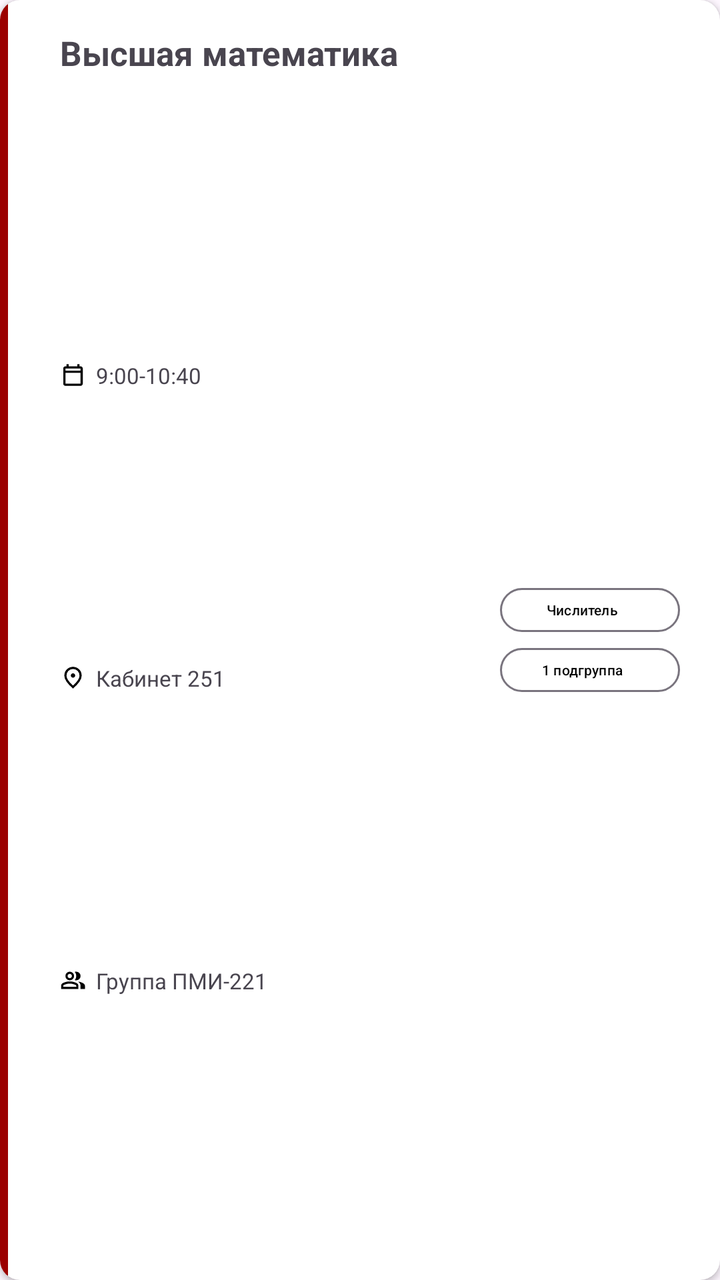
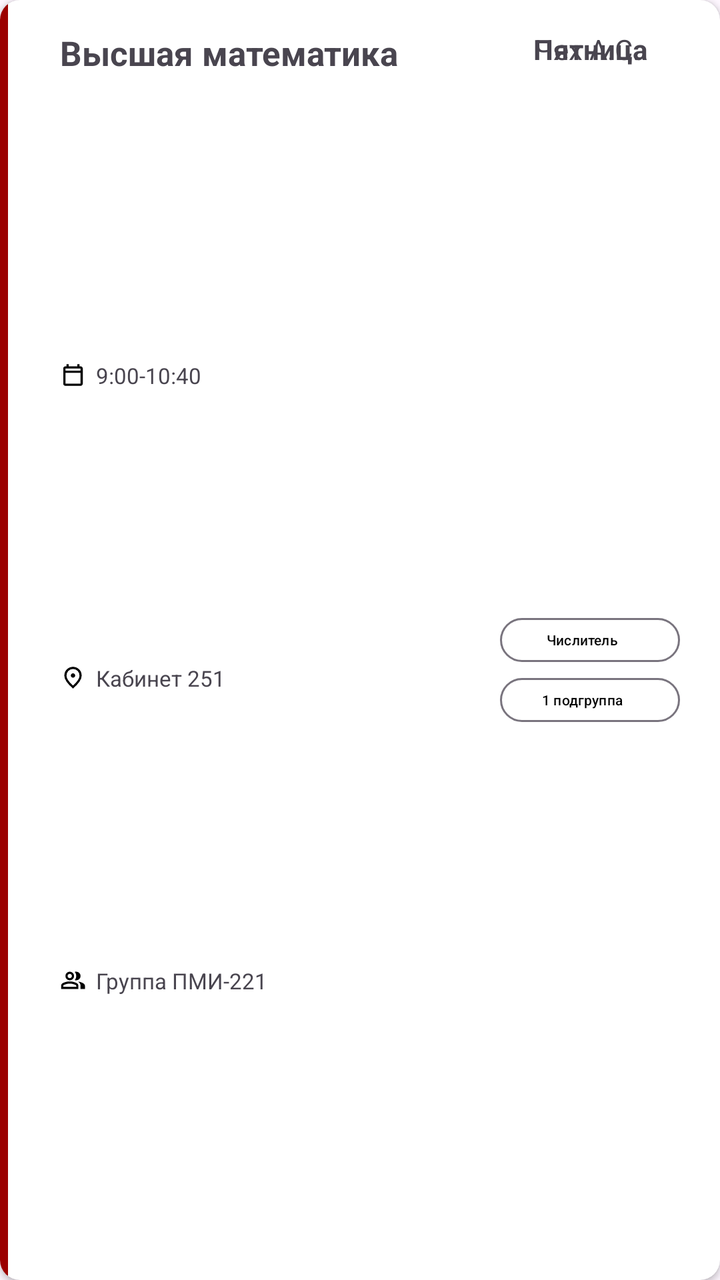

The first picture is an Android layout as it rendered before a commit; the second is the same layout after the commit. The layout source and the unified diff follow.
<!-- AndroidManifest.xml: application theme Theme.SKGA -->
<!-- res/layout/schedule_lesson_item.xml -->
<?xml version="1.0" encoding="utf-8"?>
<androidx.cardview.widget.CardView xmlns:android="http://schemas.android.com/apk/res/android"
    xmlns:app="http://schemas.android.com/apk/res-auto"
    android:id="@+id/nearestEventCV1"
    android:layout_width="match_parent"
    android:layout_height="wrap_content"
    android:layout_marginStart="20dp"
    android:layout_marginTop="5dp"
    android:layout_marginEnd="20dp"
    app:cardCornerRadius="10dp"
    app:layout_constraintTop_toBottomOf="@id/nearestEvents">

    <androidx.constraintlayout.widget.ConstraintLayout
        android:layout_width="match_parent"
        android:layout_height="match_parent">

        <androidx.cardview.widget.CardView
            android:id="@+id/cardColorStripe5"
            android:layout_width="4dp"
            android:layout_height="0dp"
            app:cardBackgroundColor="@color/red"
            app:cardCornerRadius="4dp"
            app:cardElevation="0dp"
            app:layout_constraintBottom_toBottomOf="parent"
            app:layout_constraintStart_toStartOf="parent"
            app:layout_constraintTop_toTopOf="parent" />

        <TextView
            android:id="@+id/scheduleLessonName"
            android:layout_width="wrap_content"
            android:layout_height="wrap_content"
            android:layout_marginStart="30dp"
            android:layout_marginTop="15dp"
            android:text="Высшая математика"
            android:textSize="17sp"
            android:textStyle="bold"
            app:layout_constraintStart_toStartOf="parent"
            app:layout_constraintTop_toTopOf="parent" />


        <ImageView
            android:id="@+id/eventDateIc"
            android:layout_width="13dp"
            android:layout_height="13dp"
            android:layout_marginTop="10dp"
            android:layout_marginEnd="5dp"
            android:src="@drawable/calendar_ic"
            android:tint="@color/black"
            app:layout_constraintBottom_toTopOf="@id/eventRoomIc"
            app:layout_constraintVertical_chainStyle="spread"
            app:layout_constraintStart_toStartOf="@id/scheduleLessonName"
            app:layout_constraintTop_toBottomOf="@id/scheduleLessonName" />

        <TextView
            android:id="@+id/scheduleLessonTime"
            android:layout_width="wrap_content"
            android:layout_height="wrap_content"
            android:layout_marginStart="5dp"
            android:text="9:00-10:40"
            android:textSize="11sp"
            app:layout_constraintBottom_toBottomOf="@id/eventDateIc"
            app:layout_constraintStart_toEndOf="@id/eventDateIc"
            app:layout_constraintTop_toTopOf="@id/eventDateIc" />

        <ImageView
            android:id="@+id/eventRoomIc"
            android:layout_width="13dp"
            android:layout_height="13dp"
            android:layout_marginTop="5dp"
            android:src="@drawable/location_ic"
            android:tint="@color/black"
            app:layout_constraintBottom_toTopOf="@id/eventAudienceIc"
            app:layout_constraintStart_toStartOf="@id/eventDateIc"
            app:layout_constraintTop_toBottomOf="@id/eventDateIc" />

        <TextView
            android:id="@+id/scheduleLessonRoom"
            android:layout_width="wrap_content"
            android:layout_height="wrap_content"
            android:layout_marginStart="5dp"
            android:text="Кабинет 251"
            android:textSize="11sp"
            app:layout_constraintBottom_toBottomOf="@id/eventRoomIc"
            app:layout_constraintStart_toEndOf="@id/eventRoomIc"
            app:layout_constraintTop_toTopOf="@id/eventRoomIc" />

        <ImageView
            android:id="@+id/eventAudienceIc"
            android:layout_width="13dp"
            android:layout_height="13dp"
            android:layout_marginTop="5dp"
            android:src="@drawable/groups_ic"
            android:tint="@color/black"
            android:layout_marginBottom="10dp"
            app:layout_constraintBottom_toBottomOf="parent"
            app:layout_constraintStart_toStartOf="@id/eventRoomIc"
            app:layout_constraintTop_toBottomOf="@id/eventRoomIc" />

        <TextView
            android:id="@+id/scheduleGroupName"
            android:layout_width="wrap_content"
            android:layout_height="wrap_content"
            android:layout_marginStart="5dp"
            android:text="Группа ПМИ-221"
            android:textSize="11sp"
            app:layout_constraintBottom_toBottomOf="@id/eventAudienceIc"
            app:layout_constraintStart_toEndOf="@id/eventAudienceIc"
            app:layout_constraintTop_toTopOf="@id/eventAudienceIc" />

        <com.google.android.material.button.MaterialButton
            android:id="@+id/weekTypeTv"
            style="@style/Widget.Material3.Button.OutlinedButton.Icon"
            android:layout_width="90dp"
            android:layout_height="30dp"
            android:layout_marginEnd="20sp"
            android:text="Числитель"
            android:textColor="@color/black"
            android:textSize="7sp"
            app:layout_constraintEnd_toEndOf="parent"
            app:layout_constraintBottom_toTopOf="@id/subgroupTV"
            app:layout_constraintTop_toTopOf="parent"
            app:layout_constraintVertical_chainStyle="packed"/>


        <com.google.android.material.button.MaterialButton
            android:id="@+id/subgroupTV"
            style="@style/Widget.Material3.Button.OutlinedButton.Icon"
            android:layout_width="90dp"
            android:layout_height="30dp"
            android:layout_marginEnd="20sp"
            android:text="1 подгруппа"
            android:textColor="@color/black"
            app:layout_constraintBottom_toBottomOf="parent"
            android:textSize="7sp"
            app:layout_constraintEnd_toEndOf="parent"
            app:layout_constraintTop_toBottomOf="@id/weekTypeTv" />

    </androidx.constraintlayout.widget.ConstraintLayout>
</androidx.cardview.widget.CardView>
<!-- resources referenced by this layout -->
<resources>
  <color name="black">#FF000000</color>
  <color name="red">#9B0000</color>
  <!-- drawable calendar_ic (drawable) -->
  <vector xmlns:android="http://schemas.android.com/apk/res/android"
      android:width="24dp"
      android:height="24dp"
      android:viewportWidth="960"
      android:viewportHeight="960">
    <path
        android:pathData="M200,880q-33,0 -56.5,-23.5T120,800v-560q0,-33 23.5,-56.5T200,160h40v-80h80v80h320v-80h80v80h40q33,0 56.5,23.5T840,240v560q0,33 -23.5,56.5T760,880L200,880ZM200,800h560v-400L200,400v400ZM200,320h560v-80L200,240v80ZM200,320v-80,80Z"
        android:fillColor="#e3e3e3"/>
  </vector>
  <!-- drawable groups_ic (drawable) -->
  <vector xmlns:android="http://schemas.android.com/apk/res/android"
      android:width="24dp"
      android:height="24dp"
      android:viewportWidth="960"
      android:viewportHeight="960">
    <path
        android:pathData="M40,800v-112q0,-34 17.5,-62.5T104,582q62,-31 126,-46.5T360,520q66,0 130,15.5T616,582q29,15 46.5,43.5T680,688v112L40,800ZM760,800v-120q0,-44 -24.5,-84.5T666,526q51,6 96,20.5t84,35.5q36,20 55,44.5t19,53.5v120L760,800ZM247,433q-47,-47 -47,-113t47,-113q47,-47 113,-47t113,47q47,47 47,113t-47,113q-47,47 -113,47t-113,-47ZM713,433q-47,47 -113,47 -11,0 -28,-2.5t-28,-5.5q27,-32 41.5,-71t14.5,-81q0,-42 -14.5,-81T544,168q14,-5 28,-6.5t28,-1.5q66,0 113,47t47,113q0,66 -47,113ZM120,720h480v-32q0,-11 -5.5,-20T580,654q-54,-27 -109,-40.5T360,600q-56,0 -111,13.5T140,654q-9,5 -14.5,14t-5.5,20v32ZM416.5,376.5Q440,353 440,320t-23.5,-56.5Q393,240 360,240t-56.5,23.5Q280,287 280,320t23.5,56.5Q327,400 360,400t56.5,-23.5ZM360,720ZM360,320Z"
        android:fillColor="#e3e3e3"/>
  </vector>
  <!-- drawable location_ic (drawable) -->
  <vector xmlns:android="http://schemas.android.com/apk/res/android"
      android:width="24dp"
      android:height="24dp"
      android:viewportWidth="960"
      android:viewportHeight="960">
    <path
        android:pathData="M536.5,456.5Q560,433 560,400t-23.5,-56.5Q513,320 480,320t-56.5,23.5Q400,367 400,400t23.5,56.5Q447,480 480,480t56.5,-23.5ZM480,774q122,-112 181,-203.5T720,408q0,-109 -69.5,-178.5T480,160q-101,0 -170.5,69.5T240,408q0,71 59,162.5T480,774ZM480,880Q319,743 239.5,625.5T160,408q0,-150 96.5,-239T480,80q127,0 223.5,89T800,408q0,100 -79.5,217.5T480,880ZM480,400Z"
        android:fillColor="#e3e3e3"/>
  </vector>
  <style name="Theme.SKGA" parent="Base.Theme.SKGA" />
  <style name="Base.Theme.SKGA" parent="Theme.Material3.DayNight.NoActionBar">
          
          
      </style>
</resources>

<!-- the commit's change to res/layout/schedule_lesson_item.xml (unified diff, before → after) -->
@@ -26,20 +26,21 @@
             app:layout_constraintTop_toTopOf="parent" />
 
         <TextView
-            android:id="@+id/scheduleLessonName"
+            android:id="@+id/eventNameTV"
             android:layout_width="wrap_content"
             android:layout_height="wrap_content"
             android:layout_marginStart="30dp"
             android:layout_marginTop="15dp"
             android:text="Высшая математика"
             android:textSize="17sp"
+            android:maxWidth="180dp"
             android:textStyle="bold"
             app:layout_constraintStart_toStartOf="parent"
             app:layout_constraintTop_toTopOf="parent" />
 
 
         <ImageView
-            android:id="@+id/eventDateIc"
+            android:id="@+id/eventTimeIc"
             android:layout_width="13dp"
             android:layout_height="13dp"
             android:layout_marginTop="10dp"
@@ -48,8 +49,8 @@
             android:tint="@color/black"
             app:layout_constraintBottom_toTopOf="@id/eventRoomIc"
             app:layout_constraintVertical_chainStyle="spread"
-            app:layout_constraintStart_toStartOf="@id/scheduleLessonName"
-            app:layout_constraintTop_toBottomOf="@id/scheduleLessonName" />
+            app:layout_constraintStart_toStartOf="@id/eventNameTV"
+            app:layout_constraintTop_toBottomOf="@id/eventNameTV" />
 
         <TextView
             android:id="@+id/scheduleLessonTime"
@@ -58,9 +59,9 @@
             android:layout_marginStart="5dp"
             android:text="9:00-10:40"
             android:textSize="11sp"
-            app:layout_constraintBottom_toBottomOf="@id/eventDateIc"
-            app:layout_constraintStart_toEndOf="@id/eventDateIc"
-            app:layout_constraintTop_toTopOf="@id/eventDateIc" />
+            app:layout_constraintBottom_toBottomOf="@id/eventTimeIc"
+            app:layout_constraintStart_toEndOf="@id/eventTimeIc"
+            app:layout_constraintTop_toTopOf="@id/eventTimeIc" />
 
         <ImageView
             android:id="@+id/eventRoomIc"
@@ -70,8 +71,8 @@
             android:src="@drawable/location_ic"
             android:tint="@color/black"
             app:layout_constraintBottom_toTopOf="@id/eventAudienceIc"
-            app:layout_constraintStart_toStartOf="@id/eventDateIc"
-            app:layout_constraintTop_toBottomOf="@id/eventDateIc" />
+            app:layout_constraintStart_toStartOf="@id/eventTimeIc"
+            app:layout_constraintTop_toBottomOf="@id/eventTimeIc" />
 
         <TextView
             android:id="@+id/scheduleLessonRoom"
@@ -117,6 +118,7 @@
             android:textColor="@color/black"
             android:textSize="7sp"
             app:layout_constraintEnd_toEndOf="parent"
+            android:layout_marginTop="30dp"
             app:layout_constraintBottom_toTopOf="@id/subgroupTV"
             app:layout_constraintTop_toTopOf="parent"
             app:layout_constraintVertical_chainStyle="packed"/>
@@ -135,5 +137,25 @@
             app:layout_constraintEnd_toEndOf="parent"
             app:layout_constraintTop_toBottomOf="@id/weekTypeTv" />
 
+        <TextView
+            android:id="@+id/lessonTeacherFullName"
+            android:layout_width="wrap_content"
+            android:layout_height="wrap_content"
+            android:layout_marginEnd="20dp"
+            android:text="Чех А.С."
+            app:layout_constraintEnd_toEndOf="@id/subgroupTV"
+            app:layout_constraintTop_toTopOf="@id/eventNameTV" />
+
+        <TextView
+            android:id="@+id/lessonDayOfWeek"
+            android:layout_width="wrap_content"
+            android:layout_height="wrap_content"
+            android:text="Пятница"
+            android:textStyle="bold"
+            app:layout_constraintStart_toStartOf="@id/subgroupTV"
+            app:layout_constraintEnd_toEndOf="@id/subgroupTV"
+            app:layout_constraintTop_toTopOf="@id/eventNameTV"
+            />
+
     </androidx.constraintlayout.widget.ConstraintLayout>
 </androidx.cardview.widget.CardView>
